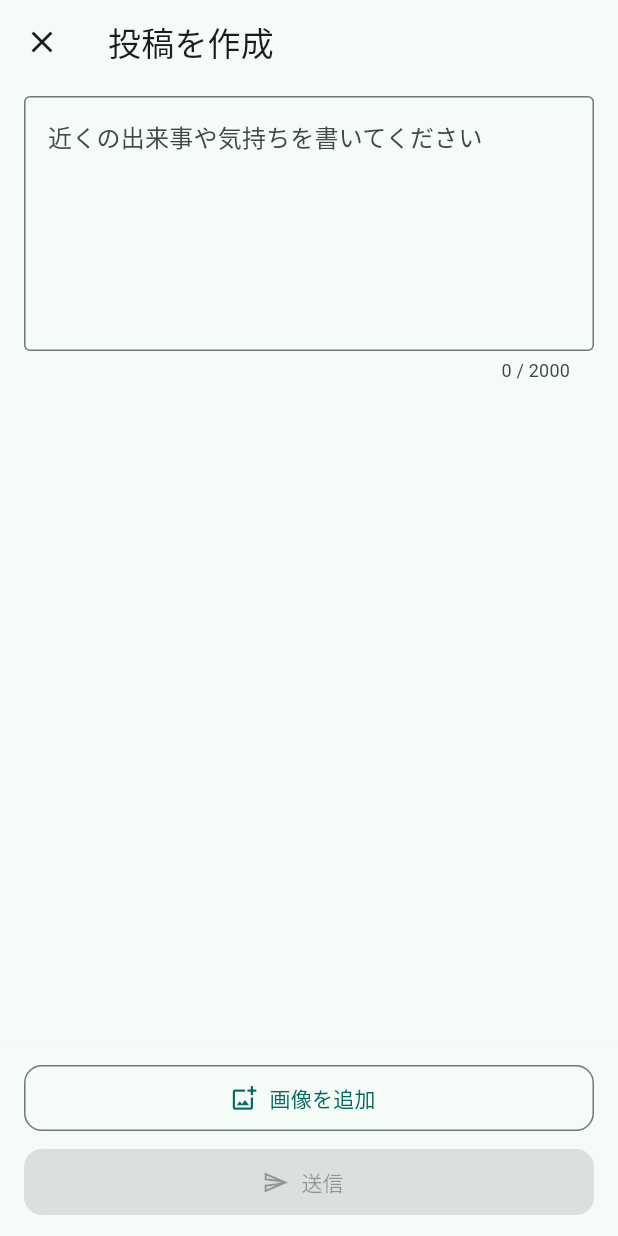
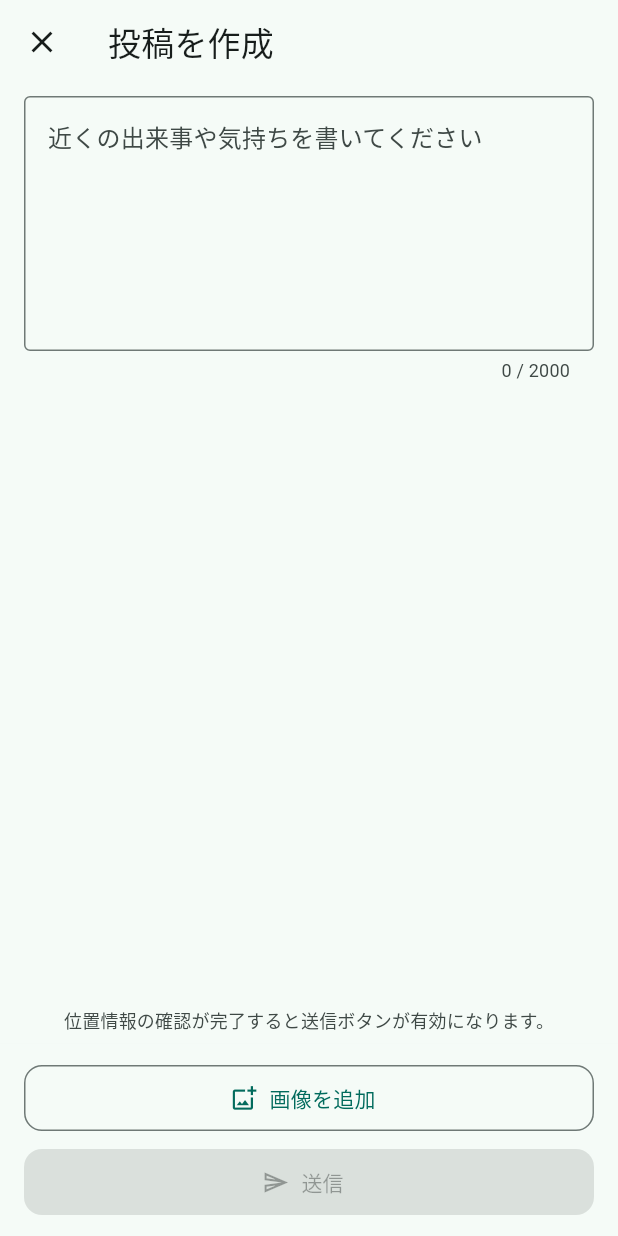
Before and after one commit to inumaruseiya/Nirz, a Flutter app: the ComposePage screen opened by its route, on a phone screen of 412 x 824 dp. Run offline on Flutter 3.47's test engine with Material 3 defaults, Android fonts, the phone set to English and light mode, and no system bars; our stand-ins replace equatable, flutter_riverpod, geolocator, go_router, supabase_flutter; accounts and stored records are empty.

Commit message:
feat(compose): add ComposeNotifier and ComposeState (7-1-2)
Co-authored-by: 犬丸 聖哉 <inumaruseiya@users.noreply.github.com>

```diff
--- /dev/null
+++ b/lib/presentation/compose/compose_notifier.dart
@@ -0,0 +1,107 @@
+import 'package:flutter_riverpod/flutter_riverpod.dart';
+
+/// 投稿作成画面の UI 状態（実装計画 Phase 7-1-2、詳細設計 5.2）。
+sealed class ComposeState {
+  const ComposeState();
+}
+
+/// 入力中。位置が未確定のときは [locationReady] が false で送信不可。
+final class ComposeEditing extends ComposeState {
+  const ComposeEditing({this.locationReady = false});
+
+  final bool locationReady;
+}
+
+/// 位置ぼかし・準備中。
+final class ComposeObfuscating extends ComposeState {
+  const ComposeObfuscating();
+}
+
+/// 送信中（二重送信防止）。
+final class ComposeSubmitting extends ComposeState {
+  const ComposeSubmitting();
+}
+
+/// 送信成功（画面を閉じる・リフレッシュは別タスク）。
+final class ComposeSuccess extends ComposeState {
+  const ComposeSuccess();
+}
+
+/// 失敗。[dismissFailure] 後の [ComposeEditing] では [locationReady] を引き継ぐ。
+final class ComposeFailure extends ComposeState {
+  const ComposeFailure(this.message, {required this.locationReady});
+
+  final String message;
+  final bool locationReady;
+}
+
+/// 投稿作成モーダル用（画面を離れたら破棄）。
+final class ComposeNotifier extends AutoDisposeNotifier<ComposeState> {
+  @override
+  ComposeState build() => const ComposeEditing();
+
+  void reset() => state = const ComposeEditing();
+
+  ComposeEditing? get _editingIfEditing => switch (state) {
+        ComposeEditing s => s,
+        _ => null,
+      };
+
+  /// 位置取得・ぼかし完了後に true（Phase 7-1-5 から呼ぶ）。
+  void setLocationReady(bool ready) {
+    final current = _editingIfEditing;
+    if (current != null) {
+      state = ComposeEditing(locationReady: ready);
+    }
+  }
+
+  void startObfuscation() {
+    if (state is! ComposeEditing) return;
+    state = const ComposeObfuscating();
+  }
+
+  void finishObfuscation({required bool success}) {
+    if (state is! ComposeObfuscating) return;
+    state = ComposeEditing(locationReady: success);
+  }
+
+  /// 位置まわりの失敗（再試行 UI は Phase 7-1-6）。
+  void failObfuscation(String message) {
+    if (state is! ComposeObfuscating) return;
+    state = ComposeFailure(message, locationReady: false);
+  }
+
+  void startSubmit() {
+    final current = _editingIfEditing;
+    if (current == null || !current.locationReady) return;
+    state = const ComposeSubmitting();
+  }
+
+  void markSubmitSuccess() {
+    if (state is! ComposeSubmitting) return;
+    state = const ComposeSuccess();
+  }
+
+  void markSubmitFailure(String message) {
+    if (state is! ComposeSubmitting) return;
+    state = ComposeFailure(message, locationReady: true);
+  }
+
+  void dismissFailure() {
+    if (state case ComposeFailure(:final locationReady)) {
+      state = ComposeEditing(locationReady: locationReady);
+    }
+  }
+
+  /// 成功後に同画面で続けて書く場合など（主にテスト・将来用）。
+  void clearSuccessToEditing() {
+    if (state is ComposeSuccess) {
+      state = const ComposeEditing(locationReady: false);
+    }
+  }
+}
+
+final composeNotifierProvider =
+    NotifierProvider.autoDispose<ComposeNotifier, ComposeState>(
+  ComposeNotifier.new,
+);
--- a/lib/presentation/compose/compose_page.dart
+++ b/lib/presentation/compose/compose_page.dart
@@ -1,20 +1,21 @@
 import 'package:flutter/material.dart';
+import 'package:flutter_riverpod/flutter_riverpod.dart';
 import 'package:go_router/go_router.dart';
 
 import '../theme/app_tokens.dart';
+import 'compose_notifier.dart';
 
 /// 全画面モーダル（`fullscreenDialog`）で表示する投稿作成画面。
 ///
-/// 詳細設計 4.4: 本文入力・任意画像・位置ぼかし後の送信。レイアウトは Phase 7-1-1、
-/// 状態・バリデーション・送信は後続タスクで接続する。
-class ComposePage extends StatefulWidget {
+/// 詳細設計 4.4: 本文入力・任意画像・位置ぼかし後の送信。
+class ComposePage extends ConsumerStatefulWidget {
   const ComposePage({super.key});
 
   @override
-  State<ComposePage> createState() => _ComposePageState();
+  ConsumerState<ComposePage> createState() => _ComposePageState();
 }
 
-class _ComposePageState extends State<ComposePage> {
+class _ComposePageState extends ConsumerState<ComposePage> {
   static const int _maxContentLength = 2000;
 
   final TextEditingController _contentController = TextEditingController();
@@ -25,16 +26,30 @@ class _ComposePageState extends State<ComposePage> {
     super.dispose();
   }
 
+  bool get _contentValid =>
+      _contentController.text.trim().isNotEmpty;
+
+  bool _canSubmit(ComposeState composeState) {
+    if (composeState is! ComposeEditing) return false;
+    return composeState.locationReady && _contentValid;
+  }
+
+  bool _inputsLocked(ComposeState s) =>
+      s is ComposeObfuscating || s is ComposeSubmitting;
+
   @override
   Widget build(BuildContext context) {
     final theme = Theme.of(context);
+    final composeState = ref.watch(composeNotifierProvider);
     final bottomInset = MediaQuery.paddingOf(context).bottom;
 
     return Scaffold(
       appBar: AppBar(
         leading: IconButton(
           icon: const Icon(Icons.close),
-          onPressed: () => context.pop(),
+          onPressed: _inputsLocked(composeState)
+              ? null
+              : () => context.pop(),
           tooltip: '閉じる',
         ),
         title: const Text('投稿を作成'),
@@ -49,7 +64,7 @@ class _ComposePageState extends State<ComposePage> {
                   AppTokens.spaceUnit * 2,
                   AppTokens.spaceUnit,
                   AppTokens.spaceUnit * 2,
-                  AppTokens.spaceUnit * 2,
+                  AppTokens.spaceUnit,
                 ),
                 child: Align(
                   alignment: Alignment.topCenter,
@@ -62,6 +77,7 @@ class _ComposePageState extends State<ComposePage> {
                       textField: true,
                       child: TextField(
                         controller: _contentController,
+                        readOnly: _inputsLocked(composeState),
                         decoration: const InputDecoration(
                           hintText: '近くの出来事や気持ちを書いてください',
                           border: OutlineInputBorder(),
@@ -92,6 +108,12 @@ class _ComposePageState extends State<ComposePage> {
                 ),
               ),
             ),
+            _ComposeStatusStrip(
+              state: composeState,
+              onDismissFailure: () => ref
+                  .read(composeNotifierProvider.notifier)
+                  .dismissFailure(),
+            ),
             Material(
               elevation: 2,
               shadowColor: theme.shadowColor.withValues(alpha: 0.12),
@@ -112,13 +134,17 @@ class _ComposePageState extends State<ComposePage> {
                       crossAxisAlignment: CrossAxisAlignment.stretch,
                       children: [
                         OutlinedButton.icon(
-                          onPressed: _onAddImagePressed,
+                          onPressed: _inputsLocked(composeState)
+                              ? null
+                              : _onAddImagePressed,
                           icon: const Icon(Icons.add_photo_alternate_outlined),
                           label: const Text('画像を追加'),
                         ),
                         const SizedBox(height: AppTokens.spaceUnit),
                         FilledButton.icon(
-                          onPressed: _canSubmitShell ? _onSubmitPressed : null,
+                          onPressed: _canSubmit(composeState)
+                              ? _onSubmitPressed
+                              : null,
                           icon: const Icon(Icons.send_outlined),
                           label: const Text('送信'),
                         ),
@@ -134,14 +160,138 @@ class _ComposePageState extends State<ComposePage> {
     );
   }
 
-  /// シェル段階では常に無効（Phase 7-1-5 以降で位置ぼかし成功後に有効化）。
-  bool get _canSubmitShell => false;
-
   void _onAddImagePressed() {
     // Phase 7-1-4: image_picker 接続
   }
 
   void _onSubmitPressed() {
-    // Phase 7-1-7: CreatePostUseCase 接続
+    // Phase 7-1-7: notifier.startSubmit() → CreatePostUseCase →
+    // markSubmitSuccess / markSubmitFailure
   }
 }
+
+class _ComposeStatusStrip extends StatelessWidget {
+  const _ComposeStatusStrip({
+    required this.state,
+    required this.onDismissFailure,
+  });
+
+  final ComposeState state;
+  final VoidCallback onDismissFailure;
+
+  @override
+  Widget build(BuildContext context) {
+    final theme = Theme.of(context);
+    final colorScheme = theme.colorScheme;
+
+    return switch (state) {
+      ComposeEditing(:final locationReady) => Padding(
+          padding: const EdgeInsets.symmetric(
+            horizontal: AppTokens.spaceUnit * 2,
+            vertical: AppTokens.spaceUnit,
+          ),
+          child: Align(
+            alignment: Alignment.center,
+            child: ConstrainedBox(
+              constraints: const BoxConstraints(
+                maxWidth: AppTokens.bodyMaxLineWidth,
+              ),
+              child: Text(
+                locationReady
+                    ? '位置の準備ができました。内容を確認して送信できます。'
+                    : '位置情報の確認が完了すると送信ボタンが有効になります。',
+                style: theme.textTheme.bodySmall?.copyWith(
+                  color: colorScheme.onSurfaceVariant,
+                ),
+              ),
+            ),
+          ),
+        ),
+      ComposeObfuscating() => Material(
+          color: colorScheme.surfaceContainerHighest,
+          child: Padding(
+            padding: const EdgeInsets.symmetric(
+              horizontal: AppTokens.spaceUnit * 2,
+              vertical: AppTokens.spaceUnit * 1.5,
+            ),
+            child: Row(
+              children: [
+                SizedBox(
+                  width: 24,
+                  height: 24,
+                  child: CircularProgressIndicator(
+                    strokeWidth: 2,
+                    color: colorScheme.primary,
+                  ),
+                ),
+                const SizedBox(width: AppTokens.spaceUnit * 2),
+                Expanded(
+                  child: Text(
+                    '位置を準備しています',
+                    style: theme.textTheme.bodyMedium,
+                  ),
+                ),
+              ],
+            ),
+          ),
+        ),
+      ComposeSubmitting() => const SizedBox.shrink(),
+      ComposeSuccess() => Material(
+          color: colorScheme.primaryContainer,
+          child: Padding(
+            padding: const EdgeInsets.symmetric(
+              horizontal: AppTokens.spaceUnit * 2,
+              vertical: AppTokens.spaceUnit * 1.5,
+            ),
+            child: Row(
+              children: [
+                Icon(Icons.check_circle_outline, color: colorScheme.primary),
+                const SizedBox(width: AppTokens.spaceUnit * 2),
+                Expanded(
+                  child: Text(
+                    '投稿が完了しました',
+                    style: theme.textTheme.bodyMedium?.copyWith(
+                      color: colorScheme.onPrimaryContainer,
+                    ),
+                  ),
+                ),
+              ],
+            ),
+          ),
+        ),
+      ComposeFailure(:final message) => Material(
+          color: colorScheme.errorContainer,
+          child: Padding(
+            padding: const EdgeInsets.fromLTRB(
+              AppTokens.spaceUnit * 2,
+              AppTokens.spaceUnit * 1.5,
+              AppTokens.spaceUnit,
+              AppTokens.spaceUnit * 1.5,
+            ),
+            child: Row(
+              crossAxisAlignment: CrossAxisAlignment.start,
+              children: [
+                Icon(
+                  Icons.error_outline,
+                  color: colorScheme.onErrorContainer,
+                ),
+                const SizedBox(width: AppTokens.spaceUnit * 2),
+                Expanded(
+                  child: Text(
+                    message,
+                    style: theme.textTheme.bodyMedium?.copyWith(
+                      color: colorScheme.onErrorContainer,
+                    ),
+                  ),
+                ),
+                TextButton(
+                  onPressed: onDismissFailure,
+                  child: const Text('閉じる'),
+                ),
+              ],
+            ),
+          ),
+        ),
+    };
+  }
+}
```
